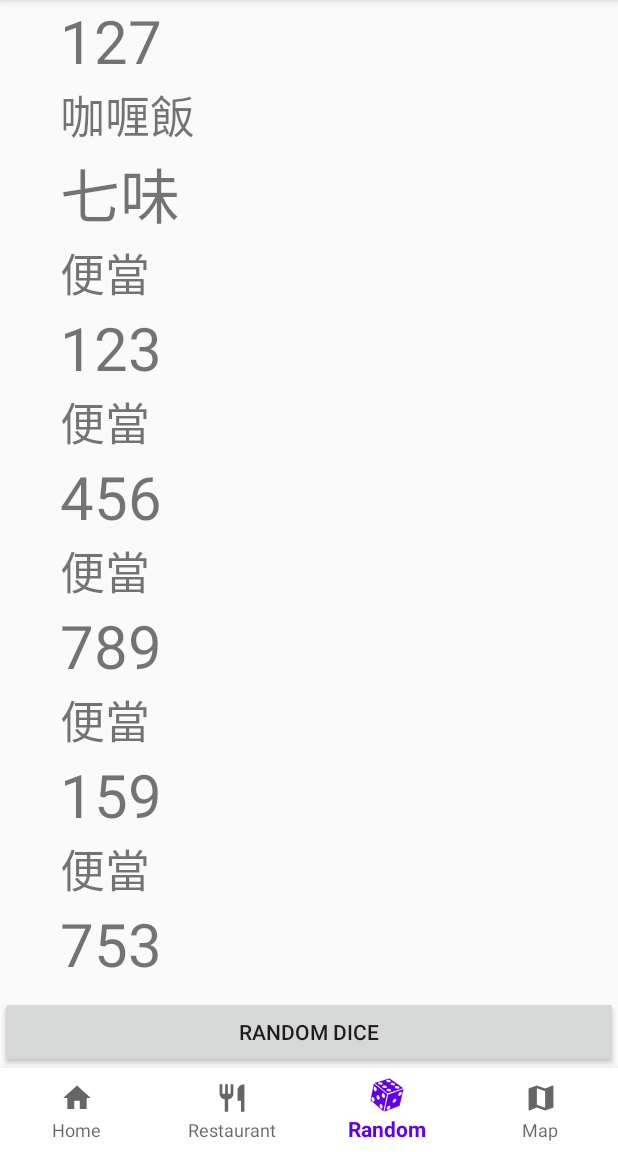
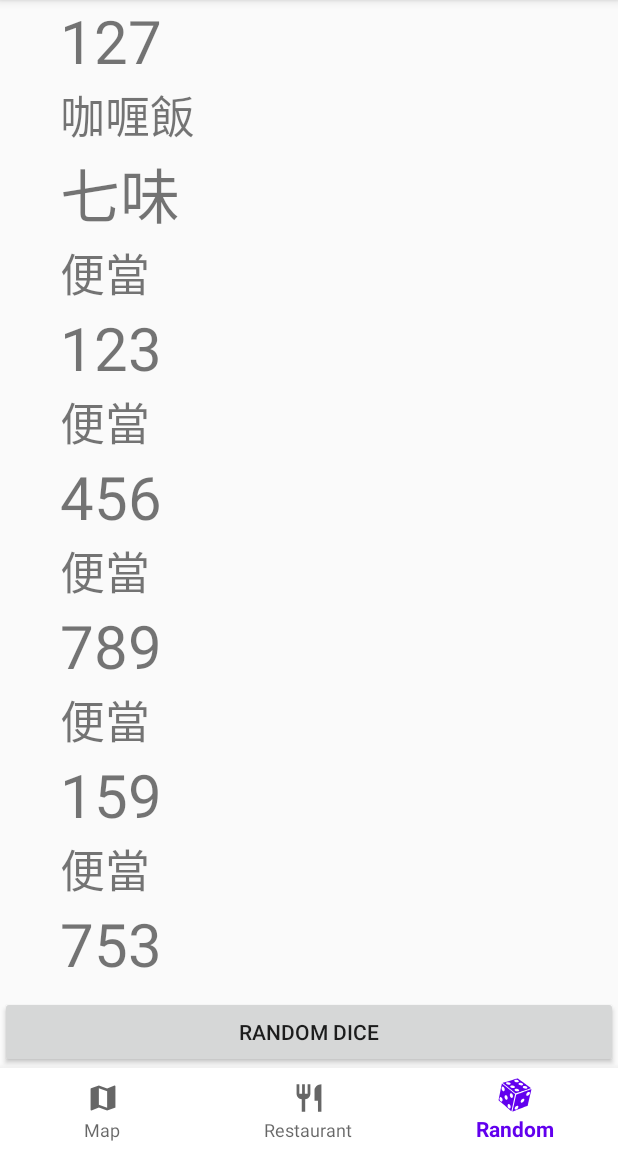
Before and after one commit to brianfung420/Location_Final, an Android app: the screen it shows after launch (MainActivity), item 3 of the bottom bar chosen, on a phone screen of 412 x 824 dp, the part 84-1236 px from its top. Run offline under Robolectric (Android 15) with nearby library versions, the phone set to English and light mode, and no system bars; 3 statements that could not run were skipped.

Commit message:
del HomeFragment
change nav and MainActivity

```diff
--- a/app/src/main/java/com/example/Location_Final/HomeFragment.java
+++ /dev/null
@@ -1,20 +0,0 @@
-package com.example.Location_Final;
-
-import android.os.Bundle;
-import android.view.LayoutInflater;
-import android.view.View;
-import android.view.ViewGroup;
-
-import androidx.annotation.NonNull;
-import androidx.annotation.Nullable;
-import androidx.fragment.app.Fragment;
-
-public class HomeFragment extends Fragment {
-
-    @Nullable
-    @Override
-    public View onCreateView(@NonNull LayoutInflater inflater, @Nullable ViewGroup container, @Nullable Bundle savedInstanceState) {
-        return inflater.inflate(R.layout.fragment_home,null);
-    }
-
-}
--- a/app/src/main/java/com/example/Location_Final/MainActivity.java
+++ b/app/src/main/java/com/example/Location_Final/MainActivity.java
@@ -21,7 +21,7 @@ public class MainActivity extends AppCompatActivity implements BottomNavigationV
     protected void onCreate(Bundle savedInstanceState) {
         super.onCreate(savedInstanceState);
         setContentView(R.layout.activity_main);
-        loadFragment(new HomeFragment());                                       //讀取Fragment
+        loadFragment(new MapsFragment());                                       //讀取Fragment
 
         //getting bottom navigation view and attaching the listener
         BottomNavigationView navigation = findViewById(R.id.navigation);        //設置底部的bar
@@ -31,7 +31,6 @@ public class MainActivity extends AppCompatActivity implements BottomNavigationV
         smf = SupportMapFragment.newInstance();
         smf.getMapAsync(this);
     }
-
 
     @Override
     public boolean onNavigationItemSelected(@NonNull MenuItem item) {           //選取bar的功能
@@ -43,9 +42,6 @@ public class MainActivity extends AppCompatActivity implements BottomNavigationV
         }
 
         switch (item.getItemId()) {
-            case R.id.nav_home:
-                fragment = new HomeFragment();                          //要改主頁的内容去該XXXXFragment改程式碼
-                break;
 
             case R.id.nav_restaurant:
                 fragment = new RestartantFragment();                    //要改主頁的内容去該XXXXFragment改程式碼
@@ -79,4 +75,5 @@ public class MainActivity extends AppCompatActivity implements BottomNavigationV
     public void onMapReady(GoogleMap googleMap) {
 
     }
+
 }
--- a/app/src/main/res/menu/nav.xml
+++ b/app/src/main/res/menu/nav.xml
@@ -1,9 +1,10 @@
 <?xml version="1.0" encoding="utf-8"?>
 <menu xmlns:android="http://schemas.android.com/apk/res/android">
+
     <item
-        android:title="@string/nav_home"
-        android:id="@+id/nav_home"
-        android:icon="@drawable/ic_home"
+        android:title="@string/nav_map"
+        android:id="@+id/nav_map"
+        android:icon="@drawable/ic_map"
         />
 
     <item
@@ -18,10 +19,6 @@
         android:icon="@drawable/ic_dice"
         />
 
-    <item
-        android:title="@string/nav_map"
-        android:id="@+id/nav_map"
-        android:icon="@drawable/ic_map"
-        />
+
 
 </menu>
```
Also changed, not shown: app/src/main/res/layout/fragment_home.xml (deleted, +0 -18 lines).
